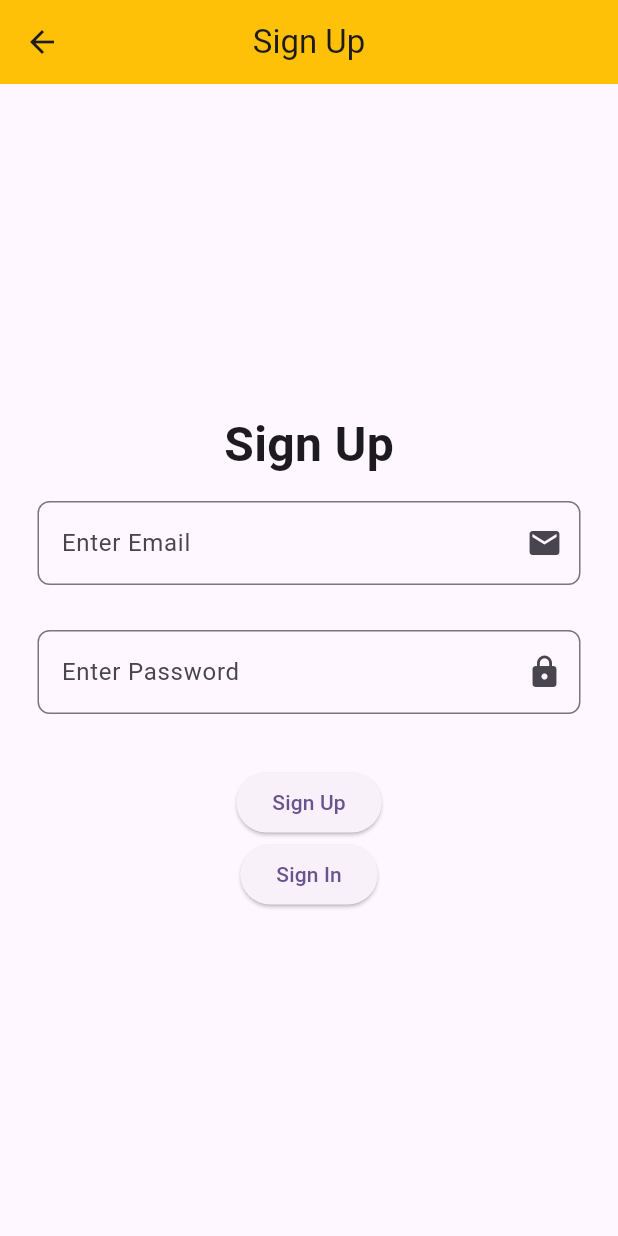
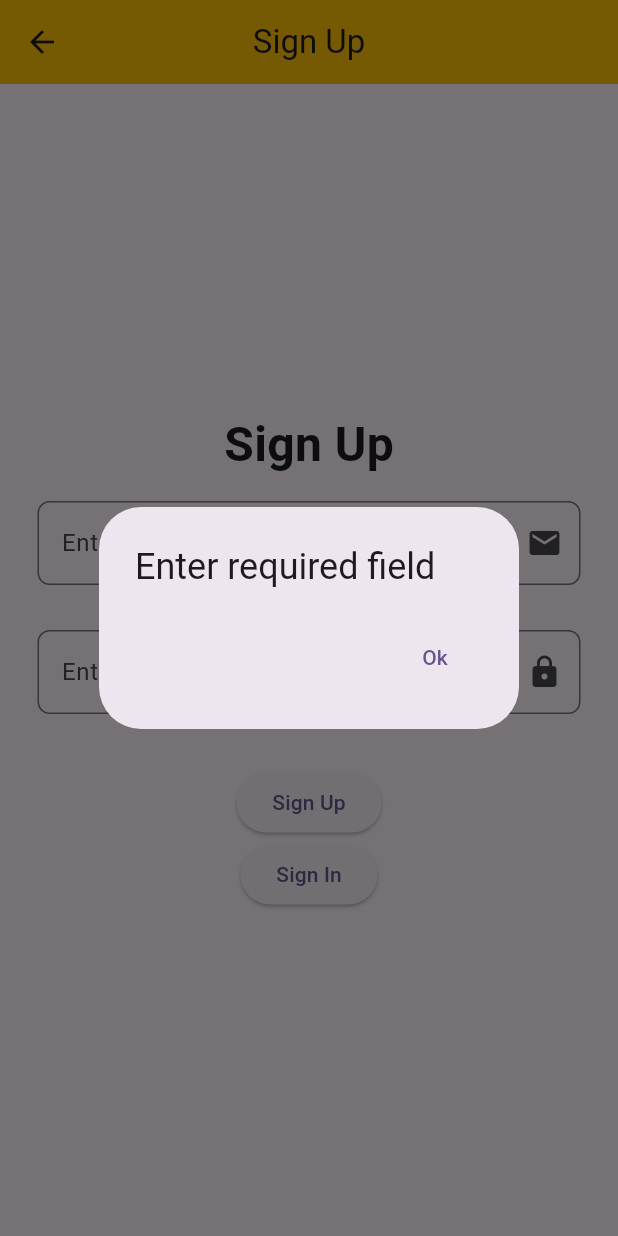
Before and after one commit to Chandrashekharmarwadi/Firebase_Practise, a Flutter app: the SignUp screen opened directly, after a tap on "Sign Up", on a phone screen of 412 x 824 dp. Run offline on Flutter 3.47's test engine with Material 3 defaults, Android fonts, the phone set to English and light mode, and no system bars; our stand-ins replace firebase_auth, firebase_core; accounts and stored records are empty.

```diff
--- a/lib/Screens/signin_page.dart
+++ b/lib/Screens/signin_page.dart
@@ -18,7 +18,7 @@ class _SignInState extends State<SignIn> {
 
   SignIn(String email , String password)async{
     if(email==""&& password==""){
-      return log("Enter Required field");
+      return UiHelper.CustomAlertBox(context, "Enter Required Field");
     }
     else{
       try{
@@ -28,7 +28,7 @@ class _SignInState extends State<SignIn> {
         });
       }
       on FirebaseAuthException catch(ex){
-        return log(ex.code.toString());
+        return UiHelper.CustomAlertBox(context, ex.code.toString());
       }
     }
   }
--- a/lib/Screens/signup_page.dart
+++ b/lib/Screens/signup_page.dart
@@ -19,17 +19,17 @@ class _SignInState extends State<SignUp> {
 
   SignUp(String email, String password)async{
     if(email==""&&password==""){
-      return log("Enter required field");
+      return UiHelper.CustomAlertBox(context, "Enter required field");
     }
     else{
      UserCredential? userCredential;
      try{
        userCredential=await FirebaseAuth.instance.createUserWithEmailAndPassword(email: email, password: password).then((value) {
-         log("user created");
+         return UiHelper.CustomAlertBox(context, "User Created");
        });
      }
      on FirebaseAuthException catch (ex){
-       log(ex.code.toString());
+       return UiHelper.CustomAlertBox(context, ex.code.toString());
      }
     }
   }
--- a/lib/Widgets/uihelper_class.dart
+++ b/lib/Widgets/uihelper_class.dart
@@ -18,4 +18,16 @@ class UiHelper{
       ),
     );
   }
+  static CustomAlertBox(BuildContext context ,String title){
+    return showDialog(context: context, builder: (BuildContext context){
+      return AlertDialog(
+        title: Text(title),
+        actions: [
+          TextButton(onPressed: (){
+            Navigator.pop(context);
+          }, child: Text("Ok"))
+        ],
+      );
+    });
+  }
 }
```
